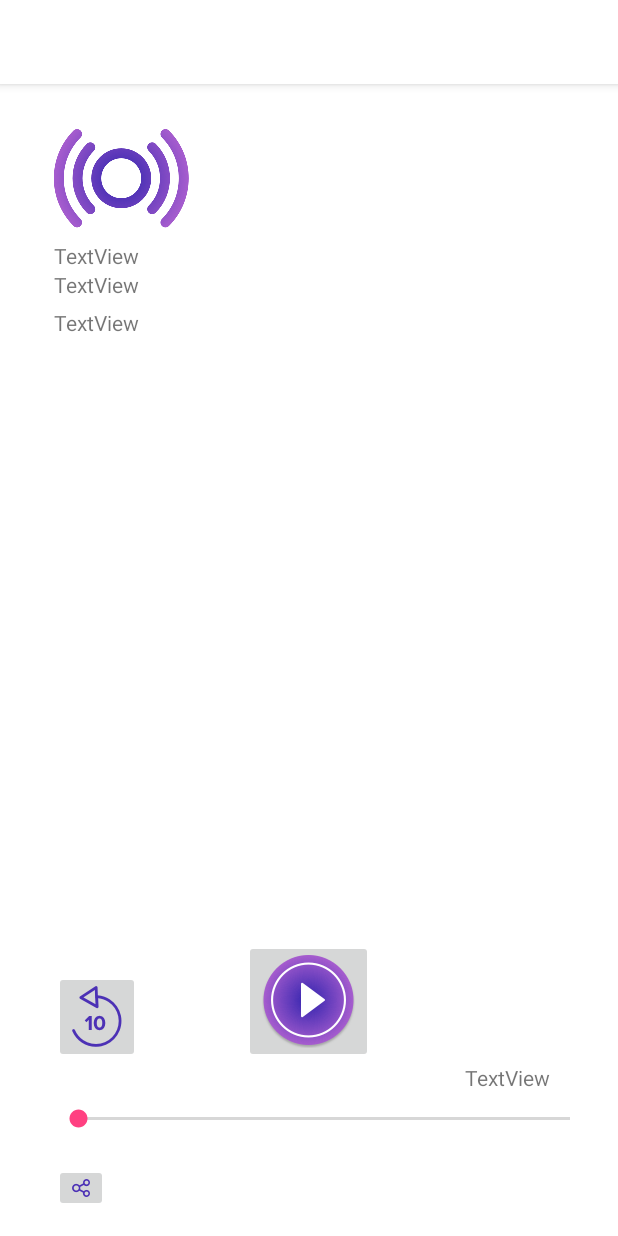
After one commit to mayank13/Frequency, an Android app: the AudioNewsActivity screen opened directly, with no data from a screen before it, on a phone screen of 412 x 824 dp. The commit adds this screen. Run offline under Robolectric (Android 15) with nearby library versions, the phone set to English and light mode, and no system bars.

Commit message:
Dummy Layout of the radio news

```diff
--- a/app/src/main/AndroidManifest.xml
+++ b/app/src/main/AndroidManifest.xml
@@ -13,6 +13,7 @@
             android:theme="@style/Theme.AppCompat.Light.NoActionBar">
             <intent-filter>
                 <action android:name="android.intent.action.MAIN" />
+
                 <category android:name="android.intent.category.LAUNCHER" />
             </intent-filter>
         </activity>
@@ -20,7 +21,8 @@
             android:name=".NewsActivity"
             android:configChanges="orientation|keyboardHidden|screenSize"
             android:label="@string/title_activity_news"
-            android:theme="@style/FullscreenTheme"></activity>
+            android:theme="@style/FullscreenTheme" />
+        <activity android:name=".AudioNewsActivity"></activity>
     </application>
 
 </manifest>
--- /dev/null
+++ b/app/src/main/java/radionews/com/frequency/AudioNewsActivity.java
@@ -0,0 +1,13 @@
+package radionews.com.frequency;
+
+import android.support.v7.app.AppCompatActivity;
+import android.os.Bundle;
+
+public class AudioNewsActivity extends AppCompatActivity {
+
+    @Override
+    protected void onCreate(Bundle savedInstanceState) {
+        super.onCreate(savedInstanceState);
+        setContentView(R.layout.activity_audio_news);
+    }
+}
--- /dev/null
+++ b/app/src/main/res/layout/activity_audio_news.xml
@@ -0,0 +1,105 @@
+<?xml version="1.0" encoding="utf-8"?>
+<RelativeLayout xmlns:android="http://schemas.android.com/apk/res/android"
+    xmlns:app="http://schemas.android.com/apk/res-auto"
+    xmlns:tools="http://schemas.android.com/tools"
+    android:id="@+id/activity_audio_news"
+    android:layout_width="match_parent"
+    android:layout_height="match_parent"
+    android:paddingBottom="@dimen/activity_vertical_margin"
+    android:paddingLeft="@dimen/activity_horizontal_margin"
+    android:paddingRight="@dimen/activity_horizontal_margin"
+    android:paddingTop="@dimen/activity_vertical_margin"
+    tools:context="radionews.com.frequency.AudioNewsActivity">
+
+    <ImageView
+        android:layout_width="wrap_content"
+        android:layout_height="wrap_content"
+        app:srcCompat="@drawable/shape"
+        android:layout_alignParentTop="true"
+        android:layout_alignParentLeft="true"
+        android:layout_alignParentStart="true"
+        android:layout_marginLeft="20dp"
+        android:layout_marginStart="20dp"
+        android:layout_marginTop="14dp"
+        android:id="@+id/frequency_logo" />
+
+    <TextView
+        android:text="TextView"
+        android:layout_width="wrap_content"
+        android:layout_height="wrap_content"
+        android:layout_below="@+id/frequency_logo"
+        android:layout_alignLeft="@+id/frequency_logo"
+        android:layout_alignStart="@+id/frequency_logo"
+        android:layout_marginTop="8.5dp"
+        android:id="@+id/textView"
+        tools:text="@string/radionews_tagline" />
+
+    <TextView
+        android:text="TextView"
+        android:layout_width="wrap_content"
+        android:layout_height="wrap_content"
+        android:layout_below="@+id/textView2"
+        android:layout_alignLeft="@+id/textView2"
+        android:layout_alignStart="@+id/textView2"
+        android:layout_marginTop="6dp"
+        android:id="@+id/textView3" />
+
+    <TextView
+        android:text="TextView"
+        android:layout_width="wrap_content"
+        android:layout_height="wrap_content"
+        android:id="@+id/textView2"
+        tools:text="@string/radionews_tagline_sec"
+        android:layout_below="@+id/textView"
+        android:layout_alignLeft="@+id/textView"
+        android:layout_alignStart="@+id/textView" />
+
+    <ImageButton
+        android:layout_width="wrap_content"
+        android:layout_height="wrap_content"
+        app:srcCompat="@drawable/back"
+        android:layout_alignParentBottom="true"
+        android:layout_alignLeft="@+id/textView3"
+        android:layout_alignStart="@+id/textView3"
+        android:layout_marginBottom="99dp"
+        android:id="@+id/imageButton" />
+
+    <ImageButton
+        android:layout_width="wrap_content"
+        android:layout_height="wrap_content"
+        app:srcCompat="@drawable/play"
+        android:layout_alignBottom="@+id/imageButton"
+        android:layout_centerHorizontal="true"
+        android:id="@+id/imageButton2" />
+
+    <SeekBar
+        android:layout_width="wrap_content"
+        android:layout_height="wrap_content"
+        android:layout_below="@+id/imageButton2"
+        android:layout_marginTop="28dp"
+        android:id="@+id/news_seekbar"
+        android:layout_alignLeft="@+id/imageButton"
+        android:layout_alignStart="@+id/imageButton"
+        android:layout_alignParentRight="true"
+        android:layout_alignParentEnd="true" />
+
+    <TextView
+        android:text="TextView"
+        android:layout_width="wrap_content"
+        android:layout_height="wrap_content"
+        android:layout_below="@+id/imageButton2"
+        android:layout_alignParentRight="true"
+        android:layout_alignParentEnd="true"
+        android:layout_marginRight="29dp"
+        android:layout_marginEnd="29dp"
+        android:id="@+id/news_timer" />
+
+    <ImageButton
+        android:layout_width="wrap_content"
+        android:layout_height="wrap_content"
+        app:srcCompat="@drawable/share"
+        android:id="@+id/imageButton3"
+        android:layout_alignParentBottom="true"
+        android:layout_alignLeft="@+id/news_seekbar"
+        android:layout_alignStart="@+id/news_seekbar" />
+</RelativeLayout>
--- a/app/src/main/res/values/strings.xml
+++ b/app/src/main/res/values/strings.xml
@@ -6,4 +6,7 @@
     <string name="dummy_content">DUMMY\nCONTENT</string>
     <string name="frequency_tagline">Important Audio News.</string>
     <string name="frequency_tagline_sec">Everyday.</string>
+    <string name="radionews_tagline">You\'re listening to</string>
+    <string name="radionews_tagline_sec">Today\'s news.</string>
+
 </resources>
```
Also changed, not shown: app/src/main/res/drawable-hdpi/back.png (added), app/src/main/res/drawable-hdpi/play.png (added), app/src/main/res/drawable-hdpi/share.png (added), app/src/main/res/drawable-mdpi/back.png (added), app/src/main/res/drawable-mdpi/play.png (added), app/src/main/res/drawable-mdpi/share.png (added), app/src/main/res/drawable-xhdpi/back.png (added), app/src/main/res/drawable-xhdpi/play.png (added), app/src/main/res/drawable-xhdpi/share.png (added), app/src/main/res/drawable-xxhdpi/back.png (added), app/src/main/res/drawable-xxhdpi/play.png (added), app/src/main/res/drawable-xxhdpi/share.png (added), app/src/main/res/drawable-xxxhdpi/back.png (added), app/src/main/res/drawable-xxxhdpi/play.png (added), 1 more files.
